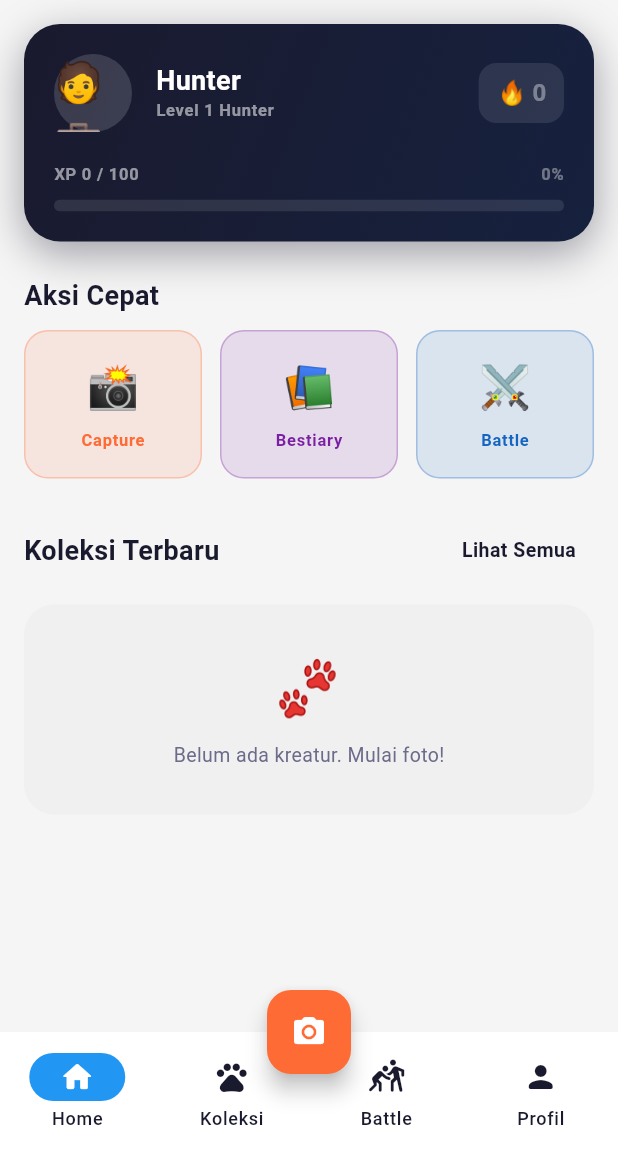
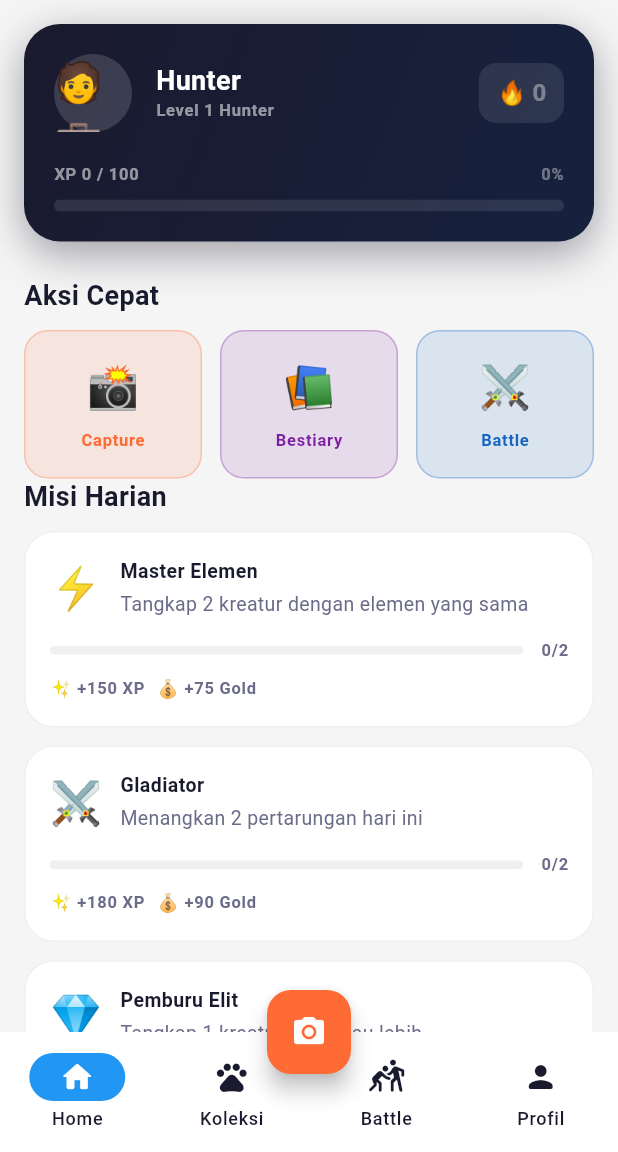
Before and after one commit to risuunava/morphanimal, a Flutter app: the HomeScreen screen opened by its route, on a phone screen of 412 x 824 dp, the part 84-1236 px from its top. Run offline on Flutter 3.47's test engine with Material 3 defaults, Android fonts, the phone set to English and light mode, and no system bars; drawn by our look-alikes of flutter_animate; our stand-ins replace camera, confetti, flutter_image_compress, flutter_riverpod, go_router, hive_flutter and 2 more; accounts and stored records are empty; generated files the repository leaves out were written again; Roboto replaces fonts that are missing (JetBrainsMono, Nunito).

Commit message:
feat(phase2): add Daily Mission System with UI tracking and rewards (Task 2.1)

```diff
--- /dev/null
+++ b/lib/game/mission_generator.dart
@@ -0,0 +1,88 @@
+import '../core/constants/mission_constants.dart';
+import '../core/utils/seed_generator.dart';
+
+class DailyMission {
+  final String id;
+  final String defId;
+  final String title;
+  final String description;
+  final String icon;
+  final int target;
+  final int progress;
+  final bool completed;
+  final bool claimed;
+  final int xpReward;
+  final int goldReward;
+
+  const DailyMission({
+    required this.id,
+    required this.defId,
+    required this.title,
+    required this.description,
+    required this.icon,
+    required this.target,
+    required this.progress,
+    required this.completed,
+    required this.claimed,
+    required this.xpReward,
+    required this.goldReward,
+  });
+
+  DailyMission copyWith({
+    int? progress,
+    bool? completed,
+    bool? claimed,
+  }) =>
+      DailyMission(
+        id: id,
+        defId: defId,
+        title: title,
+        description: description,
+        icon: icon,
+        target: target,
+        progress: progress ?? this.progress,
+        completed: completed ?? this.completed,
+        claimed: claimed ?? this.claimed,
+        xpReward: xpReward,
+        goldReward: goldReward,
+      );
+}
+
+class MissionGenerator {
+  /// Generate 3 misi harian deterministik berdasarkan seed tanggal
+  static List<DailyMission> generate(DateTime date) {
+    final dateSeed = '${date.year}-${date.month}-${date.day}';
+    final count = 3;
+
+    final pickedDefs = <MissionDefinition>[];
+    final usedIndexes = <int>{};
+
+    for (int i = 0; i < count; i++) {
+      int idx;
+      int attempts = 0;
+      do {
+        idx = SeedGenerator.seededInt(dateSeed, 'mission_$i${attempts++}', 0, missionPool.length);
+      } while (usedIndexes.contains(idx) && attempts < 20);
+      usedIndexes.add(idx);
+      pickedDefs.add(missionPool[idx]);
+    }
+
+    return pickedDefs.asMap().entries.map((entry) {
+      final def = entry.value;
+      final desc = def.description.replaceAll('{target}', '${def.targetCount}');
+      return DailyMission(
+        id: '${dateSeed}_${def.id}_${entry.key}',
+        defId: def.id,
+        title: def.title,
+        description: desc,
+        icon: def.icon,
+        target: def.targetCount,
+        progress: 0,
+        completed: false,
+        claimed: false,
+        xpReward: def.xpReward,
+        goldReward: def.goldReward,
+      );
+    }).toList();
+  }
+}
--- a/lib/presentation/screens/home/home_screen.dart
+++ b/lib/presentation/screens/home/home_screen.dart
@@ -6,7 +6,9 @@ import '../../../core/theme/app_colors.dart';
 import '../../../core/theme/app_text_styles.dart';
 import '../../../core/theme/app_spacing.dart';
 import '../../providers/providers.dart';
+import '../../providers/mission_provider.dart';
 import '../../widgets/creature_card.dart';
+import 'mission_card.dart';
 import '../../../domain/entities/player.dart';
 import '../../../domain/entities/creature.dart';
 
@@ -57,6 +59,11 @@ class HomeScreen extends ConsumerWidget {
                 _buildSectionHeader(context, 'Aksi Cepat'),
                 const SizedBox(height: 12),
                 _QuickActions().animate().fadeIn(delay: 100.ms),
+
+                // Misi Harian
+                _buildSectionHeader(context, 'Misi Harian'),
+                const SizedBox(height: 12),
+                _DailyMissionSection().animate().fadeIn(delay: 120.ms),
 
                 const SizedBox(height: 24),
 
@@ -361,3 +368,18 @@ class _SkeletonCard extends StatelessWidget {
         );
   }
 }
+
+// ─── Daily Mission Section ────────────────────────────────────────────────────
+
+class _DailyMissionSection extends ConsumerWidget {
+  @override
+  Widget build(BuildContext context, WidgetRef ref) {
+    final missions = ref.watch(missionProvider);
+    return Column(
+      children: missions.map((m) => Padding(
+        padding: const EdgeInsets.only(bottom: 12),
+        child: MissionCard(mission: m),
+      )).toList(),
+    );
+  }
+}
--- /dev/null
+++ b/lib/presentation/screens/home/mission_card.dart
@@ -0,0 +1,149 @@
+import 'package:flutter/material.dart';
+import 'package:flutter_riverpod/flutter_riverpod.dart';
+import 'package:flutter_animate/flutter_animate.dart';
+import '../../../core/theme/app_colors.dart';
+import '../../../core/theme/app_text_styles.dart';
+import '../../providers/mission_provider.dart';
+import '../../../game/mission_generator.dart';
+
+class MissionCard extends ConsumerWidget {
+  final DailyMission mission;
+  const MissionCard({super.key, required this.mission});
+
+  @override
+  Widget build(BuildContext context, WidgetRef ref) {
+    final progress = (mission.progress / mission.target).clamp(0.0, 1.0);
+    final isCompleted = mission.completed;
+    final isClaimed = mission.claimed;
+
+    return Container(
+      padding: const EdgeInsets.all(16),
+      decoration: BoxDecoration(
+        color: isClaimed
+            ? AppColors.surfaceDim
+            : (isCompleted ? const Color(0xFFE8F5E9) : AppColors.surface),
+        borderRadius: BorderRadius.circular(20),
+        border: Border.all(
+          color: isCompleted && !isClaimed
+              ? SemanticColors.success.withValues(alpha: 0.5)
+              : AppColors.surfaceDim,
+          width: isCompleted && !isClaimed ? 1.5 : 1,
+        ),
+        boxShadow: isCompleted && !isClaimed
+            ? [BoxShadow(color: SemanticColors.success.withValues(alpha: 0.15), blurRadius: 12, offset: const Offset(0, 4))]
+            : null,
+      ),
+      child: Column(
+        crossAxisAlignment: CrossAxisAlignment.start,
+        children: [
+          Row(
+            children: [
+              Text(mission.icon, style: const TextStyle(fontSize: 28)),
+              const SizedBox(width: 12),
+              Expanded(
+                child: Column(
+                  crossAxisAlignment: CrossAxisAlignment.start,
+                  children: [
+                    Text(
+                      mission.title,
+                      style: AppTextStyles.labelLarge.copyWith(
+                        color: isClaimed ? AppColors.onSurfaceLow : AppColors.onSurface,
+                        decoration: isClaimed ? TextDecoration.lineThrough : null,
+                      ),
+                    ),
+                    const SizedBox(height: 2),
+                    Text(
+                      mission.description,
+                      style: AppTextStyles.bodyMedium.copyWith(color: AppColors.onSurfaceMed),
+                    ),
+                  ],
+                ),
+              ),
+              const SizedBox(width: 8),
+              // Claim/Status button
+              if (isClaimed)
+                const Icon(Icons.check_circle_rounded, color: AppColors.onSurfaceLow, size: 24)
+              else if (isCompleted)
+                GestureDetector(
+                  onTap: () {
+                    ref.read(missionProvider.notifier).claimMission(mission.id);
+                    ScaffoldMessenger.of(context).showSnackBar(
+                      SnackBar(
+                        content: Text('🎉 +${mission.xpReward} XP, +${mission.goldReward} Gold!'),
+                        backgroundColor: SemanticColors.success,
+                        behavior: SnackBarBehavior.floating,
+                        shape: RoundedRectangleBorder(borderRadius: BorderRadius.circular(12)),
+                        margin: const EdgeInsets.fromLTRB(16, 0, 16, 80),
+                      ),
+                    );
+                  },
+                  child: Container(
+                    padding: const EdgeInsets.symmetric(horizontal: 12, vertical: 6),
+                    decoration: BoxDecoration(
+                      color: SemanticColors.success,
+                      borderRadius: BorderRadius.circular(100),
+                    ),
+                    child: Text(
+                      'Klaim!',
+                      style: AppTextStyles.labelSmall.copyWith(color: Colors.white),
+                    ),
+                  ),
+                ).animate().scale(duration: 200.ms, curve: Curves.easeOutBack),
+            ],
+          ),
+          const SizedBox(height: 12),
+          // Progress bar
+          Row(
+            children: [
+              Expanded(
+                child: ClipRRect(
+                  borderRadius: BorderRadius.circular(100),
+                  child: LinearProgressIndicator(
+                    value: progress,
+                    minHeight: 6,
+                    backgroundColor: AppColors.surfaceDim,
+                    valueColor: AlwaysStoppedAnimation<Color>(
+                      isCompleted ? SemanticColors.success : AppColors.captureOrange,
+                    ),
+                  ),
+                ),
+              ),
+              const SizedBox(width: 12),
+              Text(
+                '${mission.progress}/${mission.target}',
+                style: AppTextStyles.labelSmall.copyWith(color: AppColors.onSurfaceMed),
+              ),
+            ],
+          ),
+          const SizedBox(height: 8),
+          // Rewards
+          Row(
+            children: [
+              _RewardChip(icon: '✨', value: '+${mission.xpReward} XP'),
+              const SizedBox(width: 8),
+              _RewardChip(icon: '💰', value: '+${mission.goldReward} Gold'),
+            ],
+          ),
+        ],
+      ),
+    );
+  }
+}
+
+class _RewardChip extends StatelessWidget {
+  final String icon;
+  final String value;
+  const _RewardChip({required this.icon, required this.value});
+
+  @override
+  Widget build(BuildContext context) {
+    return Row(
+      mainAxisSize: MainAxisSize.min,
+      children: [
+        Text(icon, style: const TextStyle(fontSize: 12)),
+        const SizedBox(width: 3),
+        Text(value, style: AppTextStyles.labelSmall.copyWith(color: AppColors.onSurfaceMed)),
+      ],
+    );
+  }
+}
```
Also changed, not shown: lib/presentation/providers/mission_provider.dart (added, +95 -0 lines).
